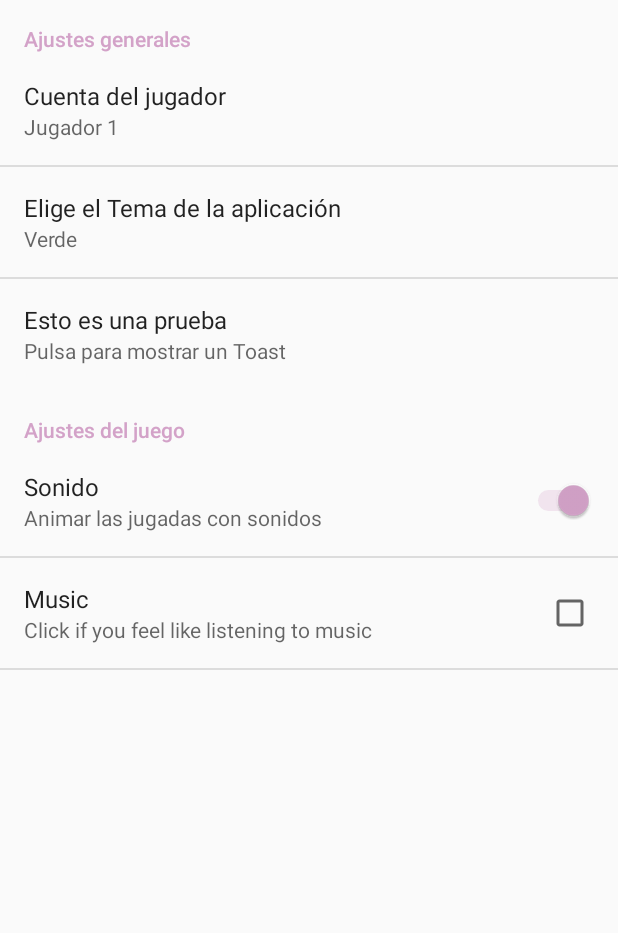
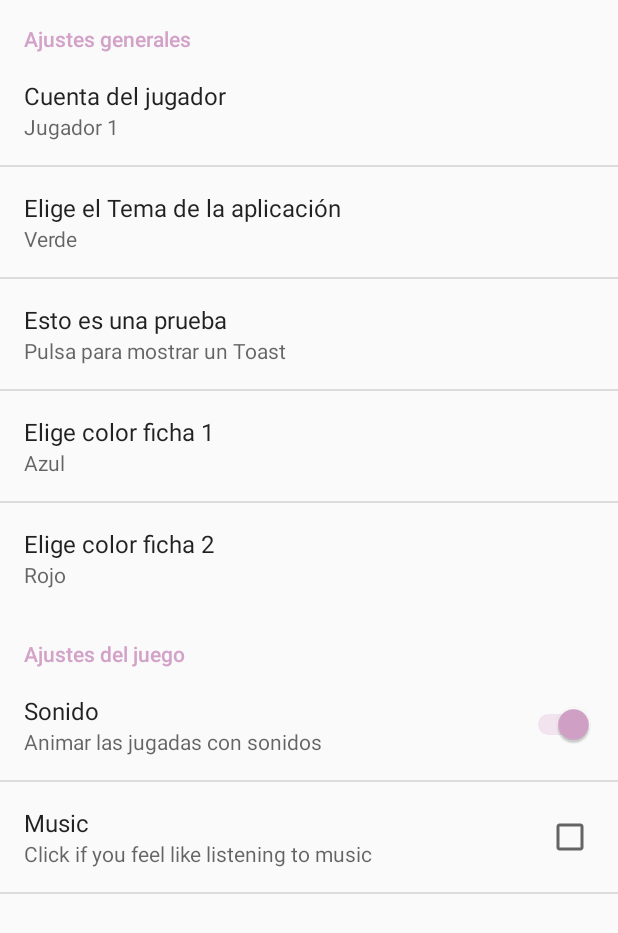
Before and after one commit to danielss24/DADM_4, an Android app: the SettingsActivity screen opened directly, with no data from a screen before it, on a phone screen of 412 x 824 dp. Shown: the top 933 px of the screen. Run offline under Robolectric (Android 15) with nearby library versions, the phone set to English and light mode, and no system bars.

Commit message:
Ampliacion examen, colores de fichas.

```diff
--- a/app/src/main/java/com/example/cuatroenraya/activities/RoundAdapter.kt
+++ b/app/src/main/java/com/example/cuatroenraya/activities/RoundAdapter.kt
@@ -59,6 +59,7 @@ class RoundHolder(itemView: View): RecyclerView.ViewHolder(itemView),View.OnClic
         layoutId.setOnClickListener { listener(round) }
         plater1Text.setOnClickListener { listener(round) }
         plater2Text.setOnClickListener { listener(round) }
+//        layoutId.setOnLongClickListener{ listener(round)}
 
     }
 
--- a/app/src/main/res/values/arrays.xml
+++ b/app/src/main/res/values/arrays.xml
@@ -10,4 +10,19 @@
         <item>2</item>
         <item>3</item>
     </string-array>
+
+    <string-array name="pref_ColorThemes">
+        <item>Rojo</item>
+        <item>Azul</item>
+        <item>Verde</item>
+        <item>Amarillo</item>
+    </string-array>
+
+    <string-array name="pref_ColorThemes_values">
+        <item>1</item>
+        <item>2</item>
+        <item>3</item>
+        <item>4</item>
+    </string-array>
+
 </resources>
--- a/app/src/main/res/values/strings.xml
+++ b/app/src/main/res/values/strings.xml
@@ -111,5 +111,7 @@
     <string name="settings_AjustesJuego">Ajustes del juego</string>
     <string name="settings_Sonido">Sonido</string>
     <string name="settings_Music">Music</string>
+    <string name="eligeColor1">Elige color ficha 1</string>
+    <string name="eligeColor2">Elige color ficha 2</string>
 
 </resources>
--- a/app/src/main/res/xml/pref_general.xml
+++ b/app/src/main/res/xml/pref_general.xml
@@ -27,6 +27,25 @@
                 android:summary="Pulsa para mostrar un Toast"
                 android:title="@string/pruebaSetting"/>
 
+        <ListPreference
+                android:defaultValue="2"
+                android:entries="@array/pref_ColorThemes"
+                android:entryValues="@array/pref_ColorThemes_values"
+                android:key="color1"
+                android:negativeButtonText="@null"
+                android:positiveButtonText="@null"
+                android:title="@string/eligeColor1"/>
+
+        <ListPreference
+                android:defaultValue="1"
+                android:entries="@array/pref_ColorThemes"
+                android:entryValues="@array/pref_ColorThemes_values"
+                android:key="color2"
+                android:negativeButtonText="@null"
+                android:positiveButtonText="@null"
+                android:title="@string/eligeColor2"/>
+
+
     </PreferenceCategory>
     <PreferenceCategory android:title="@string/settings_AjustesJuego">
 
```
Also changed, not shown: app/src/main/java/com/example/cuatroenraya/activities/SettingsActivity.kt (+41 -5 lines), app/src/main/java/com/example/cuatroenraya/utility/Extensions.kt (+13 -5 lines).
